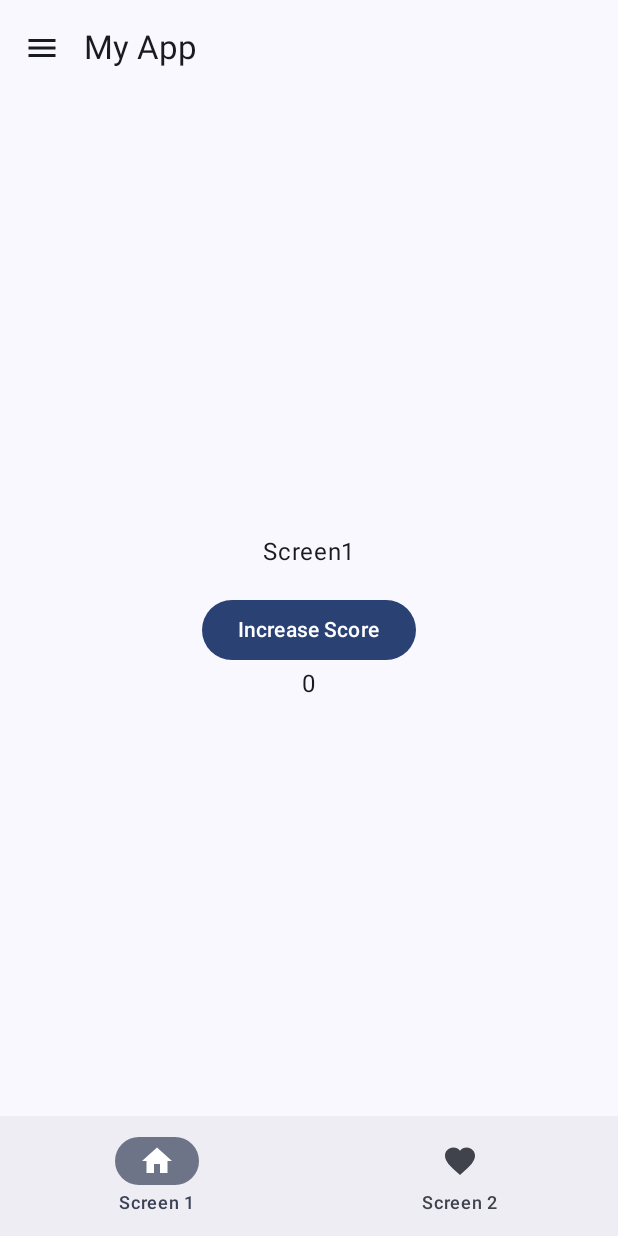
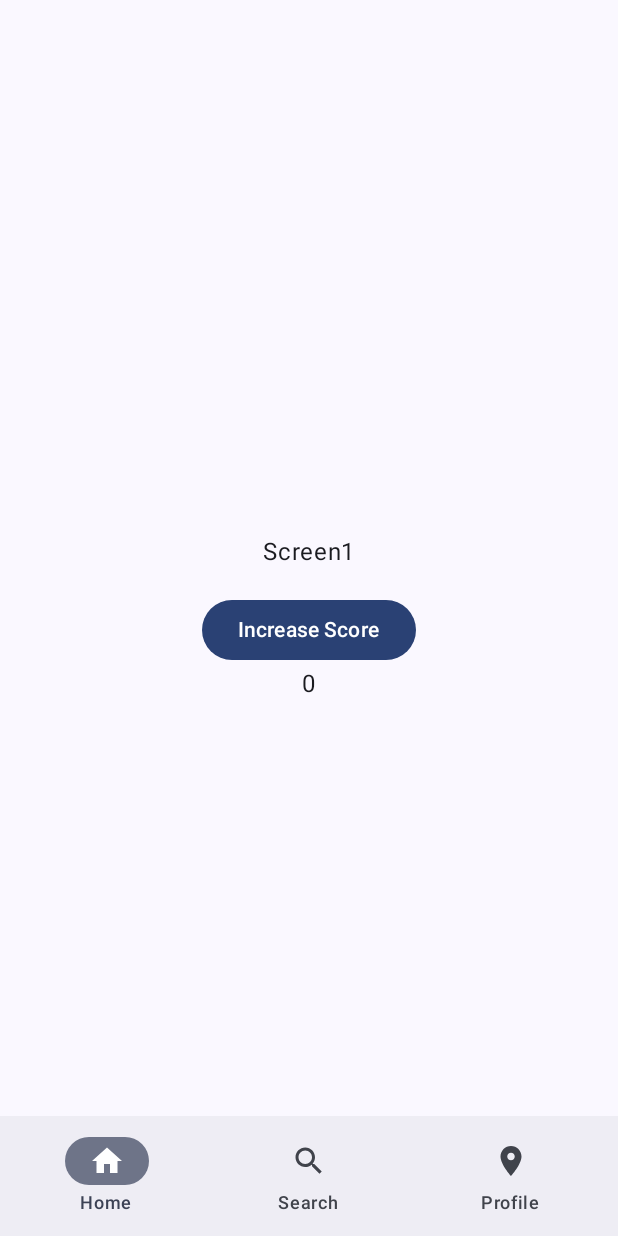
Before and after one commit to Assstra/geoCubed, an Android app built with Jetpack Compose: the screen it shows after launch (MainActivity), on a phone screen of 412 x 824 dp. Run offline under Robolectric (Android 15) with nearby library versions, the phone set to English and light mode, and no system bars.

Commit message:
refactor(navigation): clarify the controller, splitting NavigationItems and BottomNavigationItem

```diff
--- a/app/src/main/java/com/araimbault/geocubed/MainActivity.kt
+++ b/app/src/main/java/com/araimbault/geocubed/MainActivity.kt
@@ -1,6 +1,5 @@
 package com.araimbault.geocubed
 
-import com.araimbault.geocubed.ui.components.NavController
 import android.os.Bundle
 import androidx.activity.ComponentActivity
 import androidx.activity.compose.setContent
@@ -8,8 +7,9 @@ import androidx.compose.foundation.layout.fillMaxSize
 import androidx.compose.material3.Surface
 import androidx.compose.ui.Modifier
 import androidx.navigation.compose.rememberNavController
+import com.araimbault.geocubed.data.ScoreViewModel
+import com.araimbault.geocubed.ui.components.NavController
 import com.araimbault.geocubed.ui.theme.GeoCubedTheme
-import com.araimbault.geocubed.data.ScoreViewModel
 
 class MainActivity : ComponentActivity() {
     override fun onCreate(savedInstanceState: Bundle?) {
--- a/app/src/main/java/com/araimbault/geocubed/ui/components/Navigation.kt
+++ b/app/src/main/java/com/araimbault/geocubed/ui/components/Navigation.kt
@@ -1,25 +1,27 @@
 package com.araimbault.geocubed.ui.components
 
-import androidx.compose.material.icons.Icons
-import androidx.compose.material.icons.filled.Favorite
-import androidx.compose.material.icons.filled.Home
-import androidx.compose.material.icons.filled.Menu
 import androidx.compose.material3.BottomAppBar
 import androidx.compose.material3.ExperimentalMaterial3Api
 import androidx.compose.material3.Icon
-import androidx.compose.material3.IconButton
 import androidx.compose.material3.NavigationBarItem
 import androidx.compose.material3.Scaffold
 import androidx.compose.material3.Text
-import androidx.compose.material3.TopAppBar
 import androidx.compose.runtime.Composable
+import androidx.compose.runtime.getValue
+import androidx.compose.runtime.mutableIntStateOf
+import androidx.compose.runtime.remember
+import androidx.compose.runtime.setValue
 import androidx.navigation.NavController
+import androidx.navigation.compose.rememberNavController
 
 @OptIn(ExperimentalMaterial3Api::class)
 @Composable
 fun NavigationBottomBar(navController: NavController) {
+    var navigationSelectedItem by remember {
+        mutableIntStateOf(0)
+    }
     Scaffold(
-        topBar = {
+        /*topBar = {
             TopAppBar(
                 title = { Text(text = "My App") },
                 navigationIcon = {
@@ -28,21 +30,25 @@ fun NavigationBottomBar(navController: NavController) {
                     }
                 }
             )
-        },
+        },*/
         bottomBar = {
             BottomAppBar {
-                NavigationBarItem(
-                    icon = { Icon(Icons.Filled.Home, contentDescription = "Home") },
-                    label = { Text("Screen 1") },
-                    selected = true,
-                    onClick = {navController.navigate("destination_screen1")}
-                )
-                NavigationBarItem(
-                    icon = { Icon(Icons.Filled.Favorite, contentDescription = "Favorites") },
-                    label = { Text("Screen 2") },
-                    selected = false,
-                    onClick = {navController.navigate("destination_screen2")}
-                )
+                BottomNavigationItem().bottomNavigationItems()
+                    .forEachIndexed { index, navigationItem ->
+                        NavigationBarItem(
+                            selected = index == navigationSelectedItem,
+                            label = {
+                                Text(navigationItem.label)
+                            },
+                            icon = {
+                                Icon(
+                                    navigationItem.icon,
+                                    contentDescription = navigationItem.label
+                                )
+                            },
+                            onClick = { navController.navigate(navigationItem.route) }
+                        )
+                    }
             }
         },
         content = { /* Content goes here */ }
--- a/app/src/main/java/com/araimbault/geocubed/ui/components/NavigationController.kt
+++ b/app/src/main/java/com/araimbault/geocubed/ui/components/NavigationController.kt
@@ -8,14 +8,18 @@ import com.araimbault.geocubed.data.ScoreViewModel
 
 @Composable
 fun NavController(navController: NavHostController, scoreState: ScoreViewModel) {
-    NavHost(navController, startDestination = "destination_screen1") {
-        composable("destination_screen1") {
+    NavHost(navController, startDestination = Screens.Screen1.route) {
+        composable(Screens.Screen1.route) {
             NavigationBottomBar(navController)
             Screen1(navController, scoreState)
         }
-        composable("destination_screen2") {
+        composable(Screens.Screen2.route) {
             NavigationBottomBar(navController)
             Screen2(navController, scoreState)
         }
+        composable(Screens.Map.route) {
+            NavigationBottomBar(navController)
+            Screen3(navController)
+        }
     }
 }
--- /dev/null
+++ b/app/src/main/java/com/araimbault/geocubed/ui/components/NavigationItems.kt
@@ -0,0 +1,42 @@
+package com.araimbault.geocubed.ui.components
+
+import androidx.compose.material.icons.Icons
+import androidx.compose.material.icons.filled.Home
+import androidx.compose.material.icons.filled.LocationOn
+import androidx.compose.material.icons.filled.Search
+import androidx.compose.ui.graphics.vector.ImageVector
+
+sealed class Screens(val route : String) {
+    data object Screen1 : Screens("destination_screen1")
+    data object Screen2 : Screens("destination_screen2")
+    data object Map : Screens("destination_screen3")
+}
+
+//initializing the data class with default parameters
+data class BottomNavigationItem(
+    val label : String = "Home",
+    val icon : ImageVector = Icons.Filled.Home,
+    val route : String = "destination_screen1"
+) {
+
+    //function to get the list of bottomNavigationItems
+    fun bottomNavigationItems() : List<BottomNavigationItem> {
+        return listOf(
+            BottomNavigationItem(
+                label = "Home",
+                icon = Icons.Filled.Home,
+                route = Screens.Screen1.route
+            ),
+            BottomNavigationItem(
+                label = "Search",
+                icon = Icons.Filled.Search,
+                route = Screens.Screen2.route
+            ),
+            BottomNavigationItem(
+                label = "Profile",
+                icon = Icons.Filled.LocationOn,
+                route = Screens.Map.route
+            ),
+        )
+    }
+}
```
